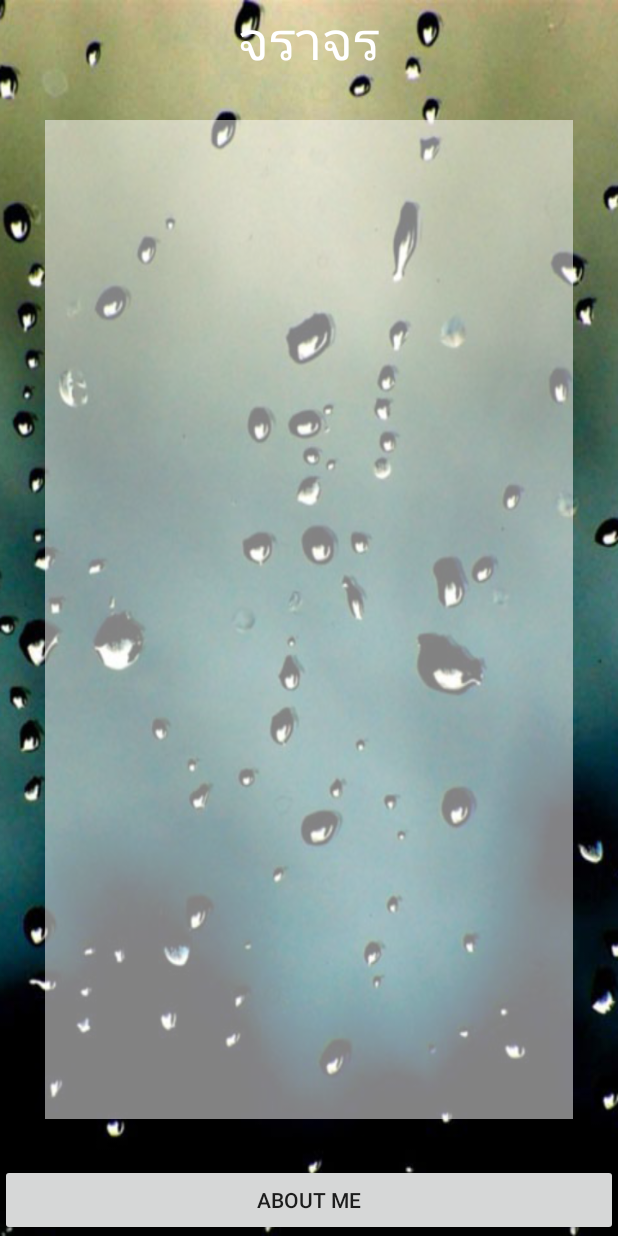
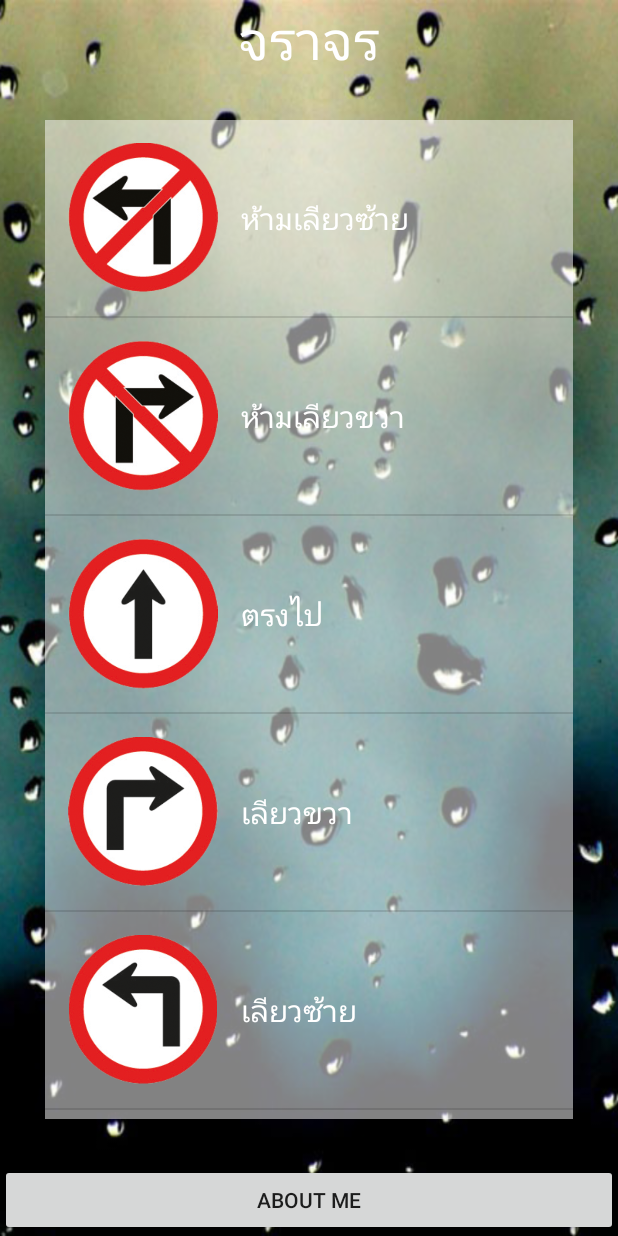
Before and after one commit to bannawich45/WORK-SHOP, an Android app: the screen it shows after launch (MainActivity), on a phone screen of 412 x 824 dp. Run offline under Robolectric (Android 15) with nearby library versions, the phone set to English and light mode, and no system bars.

Commit message:
ListView Finish

```diff
--- a/app/src/main/AndroidManifest.xml
+++ b/app/src/main/AndroidManifest.xml
@@ -15,6 +15,7 @@
                 <category android:name="android.intent.category.LAUNCHER" />
             </intent-filter>
         </activity>
+        <activity android:name=".DetailActivity"></activity>
     </application>
 
 </manifest>
--- a/app/src/main/java/butraffic/bannawich/butraffic/MainActivity.java
+++ b/app/src/main/java/butraffic/bannawich/butraffic/MainActivity.java
@@ -16,9 +16,6 @@
     private Button aboutMeButton;
 
 
-
-
-
     @Override
     protected void onCreate(Bundle savedInstanceState) {
         super.onCreate(savedInstanceState);
@@ -31,7 +28,49 @@
 
         buttonController();
 
+        //Create ListView
+        createListview();
+
     } //Main Method
+
+    private void createListview() {
+
+        //Setup Array
+        String[] strTitle = new String[20];
+        strTitle[0] = "ห้ามเลียวซ้าย";
+        strTitle[1] = "ห้ามเลียวขวา";
+        strTitle[2] = "ตรงไป";
+        strTitle[3] = "เลียวขวา";
+        strTitle[4] = "เลียวซ้าย";
+        strTitle[5] = "ทางออก";
+        strTitle[6] = "ทางเข้า";
+        strTitle[7] = "ทางออก";
+        strTitle[8] = "หยุด";
+        strTitle[9] = "จำกัดความสูง";
+        strTitle[10] = "ทางแยก";
+        strTitle[11] = "ห้ามกลับรถ";
+        strTitle[12] = "ห้ามจอด";
+        strTitle[13] = "รถสวน";
+        strTitle[14] = "ห้ามแซง";
+        strTitle[15] = "ทางเข้า";
+        strTitle[16] = "หยุดตรวจ";
+        strTitle[17] = "จำกัดความเร็ว";
+        strTitle[18] = "จำกัดความกว้าง";
+        strTitle[19] = "จำกัดความสูง";
+
+        int[] intIcon = {R.drawable.traffic_01,R.drawable.traffic_02, R.drawable.traffic_03,
+                R.drawable.traffic_04,R.drawable.traffic_05,R.drawable.traffic_06,
+                R.drawable.traffic_07,R.drawable.traffic_08,R.drawable.traffic_09,
+                R.drawable.traffic_10,R.drawable.traffic_11,R.drawable.traffic_12,
+                R.drawable.traffic_13,R.drawable.traffic_14,R.drawable.traffic_15,
+                R.drawable.traffic_16,R.drawable.traffic_17,R.drawable.traffic_18,
+                R.drawable.traffic_19,R.drawable.traffic_20};
+        MyAdapter objMyAdapter = new MyAdapter(MainActivity.this,strTitle,intIcon);
+        trafficListView.setAdapter(objMyAdapter);
+
+
+    } //createListview
+
 
     private void buttonController() {
         aboutMeButton.setOnClickListener(new View.OnClickListener() {
--- a/app/src/main/java/butraffic/bannawich/butraffic/MyAdapter.java
+++ b/app/src/main/java/butraffic/bannawich/butraffic/MyAdapter.java
@@ -1,9 +1,14 @@
 package butraffic.bannawich.butraffic;
 
 import android.content.Context;
+import android.view.LayoutInflater;
 import android.view.View;
 import android.view.ViewGroup;
 import android.widget.BaseAdapter;
+import android.widget.ImageView;
+import android.widget.TextView;
+
+import org.w3c.dom.Text;
 
 /**
  * Created by student on 11/14/2015.
@@ -23,7 +28,8 @@
 
     @Override
     public int getCount() {
-        return 0;
+
+        return titleStrings.length;
     }
 
     @Override
@@ -38,6 +44,17 @@
 
     @Override
     public View getView(int position, View convertView, ViewGroup parent) {
-        return null;
+        LayoutInflater objLayoutInflater = (LayoutInflater) objContext.getSystemService(Context.LAYOUT_INFLATER_SERVICE);
+        View objView1 = objLayoutInflater.inflate(R.layout.my_listview, parent, false);
+
+         //Setup Titlenhu-ghtyol;i'mun;
+        TextView titleTextView = (TextView) objView1.findViewById(R.id.textView2);
+        titleTextView.setText(titleStrings[position]);
+
+        //Setup icon
+        ImageView iconImageView = (ImageView) objView1.findViewById(R.id.imageView);
+        iconImageView.setImageResource(iconInts[position]);
+
+        return (objView1);
     }
 }//Main Class
--- a/app/src/main/res/layout/my_listview.xml
+++ b/app/src/main/res/layout/my_listview.xml
@@ -14,7 +14,7 @@
         android:layout_height="wrap_content"
         android:text="New Text"
         android:id="@+id/textView2"
-        android:textSize="@dimen/h1"
+        android:textSize="@dimen/h2"
         android:layout_gravity="center_vertical"
         android:textColor="@color/text" />
 </LinearLayout>
```
Also changed, not shown: app/src/main/java/butraffic/bannawich/butraffic/DetailActivity.java (added, +13 -0 lines), app/src/main/res/layout/activity_detail.xml (added, +19 -0 lines).
